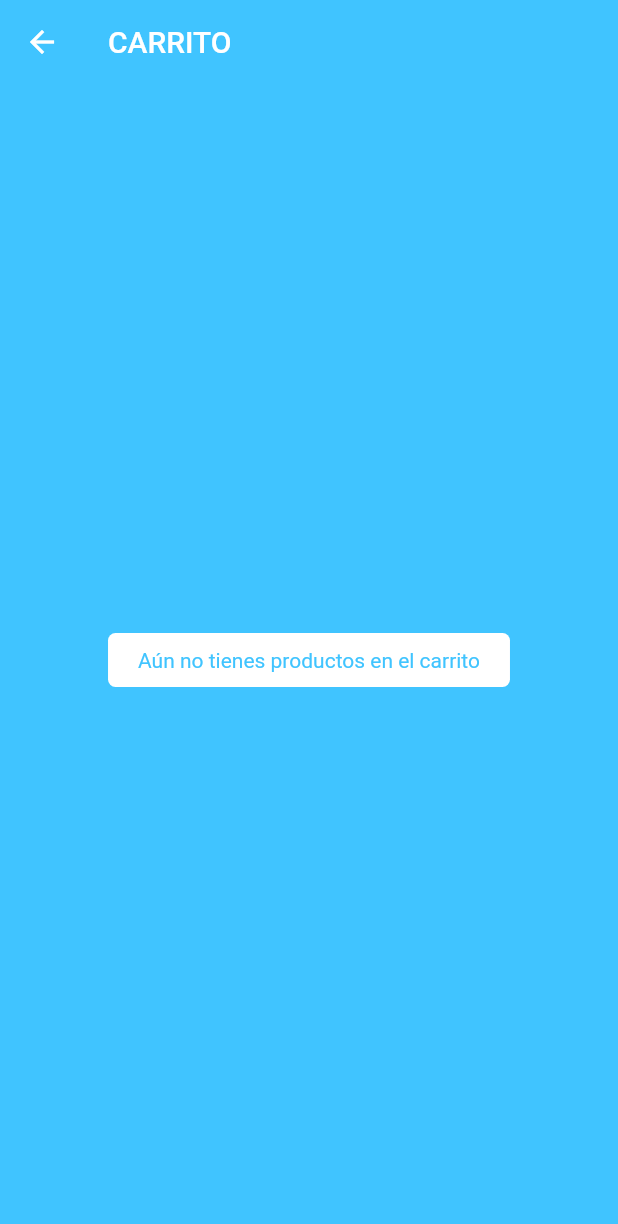
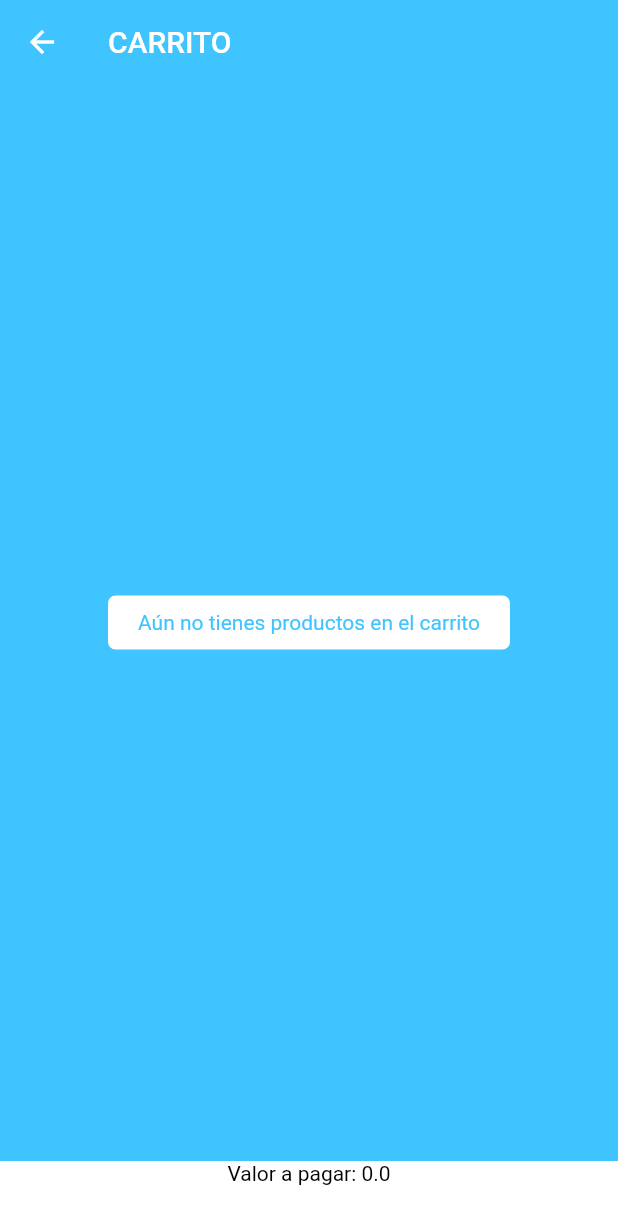
Before and after one commit to jaa-quishpe/Proyecto-Dulceria, a Flutter app: the CarritoScreen screen opened by its route, on a phone screen of 412 x 824 dp. Shown: the top 1224 px of the screen. Run offline on Flutter 3.47's test engine with Material 2 defaults, Android fonts, the phone set to English and light mode, and no system bars; our stand-ins replace font_awesome_flutter, rxdart; key blocks and very long unbroken strings in the code were emptied for the run.

Commit message:
add opctions car

```diff
--- a/lib/main.dart
+++ b/lib/main.dart
@@ -3,7 +3,7 @@ import 'package:dulces/theme/app_theme.dart';
 import 'package:dulces/routes/app_routes.dart';
 import 'package:dulces/screen/screens.dart';
 
-void main() => runApp(MyApp());
+void main() => runApp(const MyApp());
 
 class MyApp extends StatelessWidget {
   const MyApp({Key? key}) : super(key: key);
--- a/lib/routes/app_routes.dart
+++ b/lib/routes/app_routes.dart
@@ -18,7 +18,7 @@ class AppRoutes {
     MenuOpction(
         route: 'carrito',
         name: 'Carrito',
-        screen: CarritoScreen(),
+        screen: const CarritoScreen(),
         icon: Icons.home_max_sharp),
   ];
 
--- a/lib/screen/carrito_screen.dart
+++ b/lib/screen/carrito_screen.dart
@@ -1,26 +1,47 @@
 import 'package:dulces/theme/app_theme.dart';
 import 'package:flutter/material.dart';
 
+// CARRITO DE COMPRAS
+class Carrito {
+  static late List<Map<String, dynamic>> listProducts = [];
+  static void addProduct(Map<String, dynamic> product) =>
+      listProducts.add(product);
+  static void deleteProduct(int index) => listProducts.removeAt(index);
+}
+
 class CarritoScreen extends StatefulWidget {
-  final Map<String, dynamic> Function(Map<String, dynamic>)? addProduct;
-  final Function? showAllProduct;
-  final Function(int)? deleteProduct;
-  final Function? deleteProducts;
-  const CarritoScreen(
-      {Key? key,
-      this.addProduct,
-      this.showAllProduct,
-      this.deleteProduct,
-      this.deleteProducts})
-      : super(key: key);
+  final Function? getListProducts;
+  const CarritoScreen({
+    Key? key,
+    this.getListProducts,
+  }) : super(key: key);
 
   @override
   State<CarritoScreen> createState() => _CarritoScreenState();
 }
 
 class _CarritoScreenState extends State<CarritoScreen> {
-  Map<String, dynamic> cart_shopping_list = {};
-  Map<String, dynamic> get_cart_shopping_list() => cart_shopping_list;
+  late List<Map<String, dynamic>> listProducts = [];
+  late double valorPagar = 0;
+
+  double calcularValorPagar() {
+    if (listProducts.isNotEmpty) {
+      for (final Map<String, dynamic> item in listProducts) {
+        valorPagar += double.parse(item['price']);
+      }
+      return valorPagar;
+    } else {
+      return 0;
+    }
+  }
+
+  @override
+  void initState() {
+    super.initState();
+    listProducts = Carrito.listProducts;
+    valorPagar = calcularValorPagar();
+  }
+
   @override
   Widget build(BuildContext context) {
     return Scaffold(
@@ -28,17 +49,26 @@ class _CarritoScreenState extends State<CarritoScreen> {
         actions: [],
         title: Text('Carrito'.toUpperCase()),
       ),
-      body: cart_shopping_list.isNotEmpty
+      body: Column(
+        children: [
+          Expanded(
+            child: listProducts.isNotEmpty
                 ? ListView.separated(
                     itemBuilder: (context, index) => Container(
                       decoration: const BoxDecoration(color: Colors.white),
                       child: ListTile(
-                  title: Text(cart_shopping_list['name']),
-                  subtitle: Text(cart_shopping_list['data'][index]['name']),
-                  trailing: Text(cart_shopping_list['data'][index]['price']),
+                        title: Text(listProducts[index]['name']),
+                        subtitle: Text(listProducts[index]['price']),
+                        trailing: GestureDetector(
+                          onTap: () => setState(() {
+                            Carrito.deleteProduct(index);
+                            calcularValorPagar();
+                          }),
+                          child: const Icon(Icons.production_quantity_limits),
                         ),
                       ),
-              itemCount: cart_shopping_list.length,
+                    ),
+                    itemCount: listProducts.length,
                     separatorBuilder: (_, __) => const Divider(),
                   )
                 : Center(
@@ -54,6 +84,22 @@ class _CarritoScreenState extends State<CarritoScreen> {
                       ),
                     ),
                   ),
+          ),
+          Container(
+            width: double.infinity,
+            height: 50.0,
+            decoration: BoxDecoration(color: Colors.white),
+            child: Column(
+              children: [
+                Text(
+                  'Valor a pagar: $valorPagar',
+                  style: const TextStyle(color: Colors.black),
+                ),
+              ],
+            ),
+          )
+        ],
+      ),
     );
   }
 }
--- a/lib/theme/app_theme.dart
+++ b/lib/theme/app_theme.dart
@@ -2,6 +2,7 @@ import 'package:flutter/material.dart';
 
 class AppTheme {
   static const Color primary = Color(0XFF40C4FF);
+  static const Color bgPrimary = Color(0XFFFFFFFF);
   static final ThemeData lightTheme = ThemeData.light().copyWith(
     primaryColor: primary,
     appBarTheme: const AppBarTheme(color: primary, elevation: 0),
```
Also changed, not shown: lib/screen/menu_screen.dart (+16 -10 lines). Lines whose indentation alone changed are shown as unchanged.
